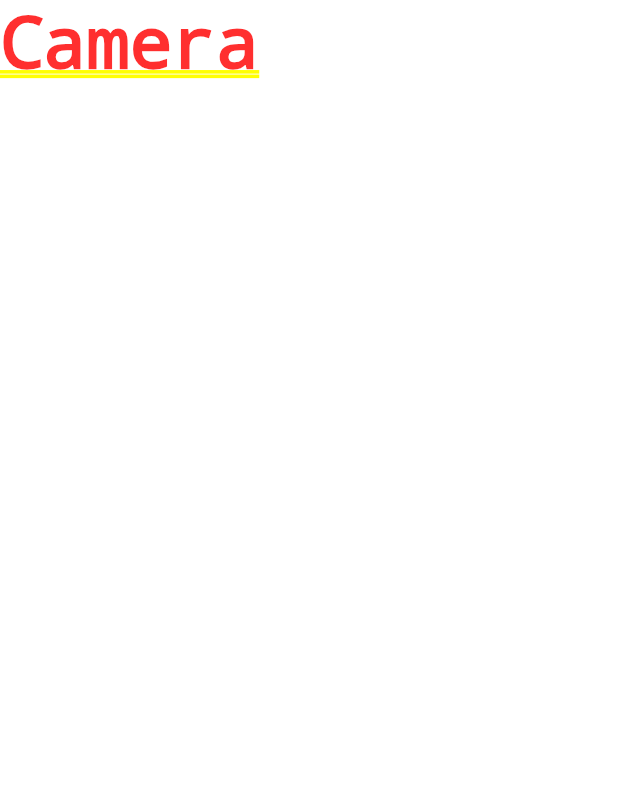
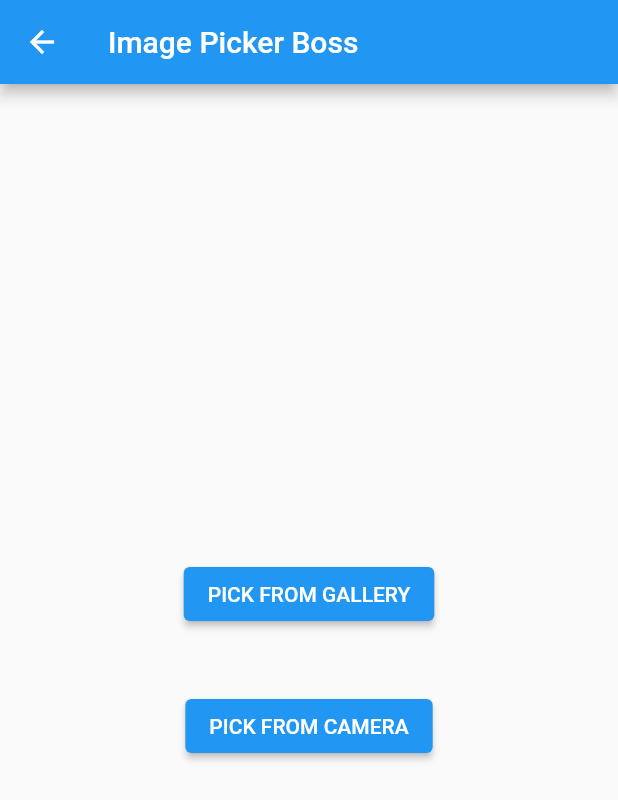
Before and after one commit to sathvik23reddy/FitFoot, a Flutter app: the screen it shows after launch, after a tap on "Camera", on a phone screen of 412 x 824 dp. Shown: the top 800 px of the screen. Run offline on Flutter 3.47's test engine with Material 2 defaults, Android fonts, the phone set to English and light mode, and no system bars; our stand-ins replace camera, image_picker; missing offline and left inert: cross_file_image.

Commit message:
Implemented Image Picker

```diff
--- a/lib/main.dart
+++ b/lib/main.dart
@@ -1,16 +1,25 @@
 // ignore_for_file: prefer_const_constructors
 
-import 'package:fitfoot/pages/camera.dart';
+import 'package:camera/camera.dart';
 import 'package:flutter/material.dart';
 import 'package:fitfoot/pages/home.dart';
 import 'package:fitfoot/pages/history.dart';
+import 'package:fitfoot/pages/cam.dart';
+import 'pages/image_picker.dart';
 
-void main() => runApp(MaterialApp(
+Future<void> main() async {
+  WidgetsFlutterBinding.ensureInitialized();
+  final cameras = await availableCameras();
+  final cameraToUse = cameras.first;
+
+  runApp(MaterialApp(
     debugShowCheckedModeBanner: false,
     initialRoute: '/home',
     routes: {
       '/home': (context) => Home(),
       '/history': (context) => History(),
-        '/camera': (context) => Camera()
+      '/imagePicker': (context) => imagePicker(),
+      '/camera': (context) => customCamera(camera_to_use: cameraToUse)
     },
   ));
+}
--- a/lib/pages/camera.dart
+++ /dev/null
@@ -1,16 +0,0 @@
-import 'package:flutter/cupertino.dart';
-import 'package:flutter/material.dart';
-
-class Camera extends StatefulWidget {
-  const Camera({super.key});
-
-  @override
-  State<Camera> createState() => _CameraState();
-}
-
-class _CameraState extends State<Camera> {
-  @override
-  Widget build(BuildContext context) {
-    return SafeArea(child: Container(child: Text("Camera")));
-  }
-}
--- a/lib/pages/home.dart
+++ b/lib/pages/home.dart
@@ -23,7 +23,7 @@ class _HomeState extends State<Home> {
               style: TextButton.styleFrom(
                 foregroundColor: Colors.blueAccent, // Text Color
               ),
-              onPressed: () => Navigator.pushNamed(context, '/camera'),
+              onPressed: () => Navigator.pushNamed(context, '/imagePicker'),
               child: Text("Camera"))
         ]),
       ),
--- /dev/null
+++ b/lib/pages/image_picker.dart
@@ -0,0 +1,74 @@
+import 'dart:io';
+import 'package:camera/camera.dart';
+import 'package:flutter/material.dart';
+import 'package:image_picker/image_picker.dart';
+import 'package:cross_file_image/cross_file_image.dart';
+
+class imagePicker extends StatefulWidget {
+  const imagePicker({super.key});
+
+  @override
+  _imagePickerState createState() => _imagePickerState();
+}
+
+class _imagePickerState extends State<imagePicker> {
+  Image? imageFile;
+
+  @override
+  Widget build(BuildContext context) {
+    return Scaffold(
+        appBar: AppBar(
+          title: Text("Image Picker Boss"),
+        ),
+        body: Container(
+          child: imageFile == null
+              ? Container(
+                  alignment: Alignment.center,
+                  child: Column(
+                    mainAxisAlignment: MainAxisAlignment.center,
+                    children: <Widget>[
+                      ElevatedButton(
+                        onPressed: () {
+                          _getFromGallery();
+                        },
+                        child: Text("PICK FROM GALLERY"),
+                      ),
+                      Container(
+                        height: 40.0,
+                      ),
+                      ElevatedButton(
+                        onPressed: () {
+                          _getFromCamera();
+                        },
+                        child: Text("PICK FROM CAMERA"),
+                      )
+                    ],
+                  ),
+                )
+              : Container(child: imageFile),
+        ));
+  }
+
+  _getFromGallery() async {
+    XFile? pickedFile = await ImagePicker().pickImage(
+      source: ImageSource.gallery,
+      maxWidth: 1800,
+      maxHeight: 1800,
+    );
+    if (pickedFile != null) {
+      setState(() {
+        imageFile = Image(image: XFileImage(pickedFile));
+      });
+    }
+  }
+
+  _getFromCamera() async {
+    final filePath = await Navigator.pushNamed(context, '/camera');
+
+    if (filePath != null) {
+      setState(() {
+        imageFile = Image.file(File(filePath as String));
+      });
+    }
+  }
+}
--- a/pubspec.yaml
+++ b/pubspec.yaml
@@ -37,6 +37,11 @@ dependencies:
   cupertino_icons: ^1.0.2
   flutter_bloc: ^8.1.1
   connectivity_plus: ^3.0.2
+  camera: ^0.10.3
+  video_player: ^2.1.14
+  path_provider: ^2.0.2
+  image_picker: ^0.8.6+1
+  cross_file_image: ^1.0.0
 
 dev_dependencies:
   flutter_test:
```
Also changed, not shown: lib/pages/cam.dart (added, +62 -0 lines), pubspec.lock, 2 other files. Lines whose indentation alone changed are shown as unchanged.
